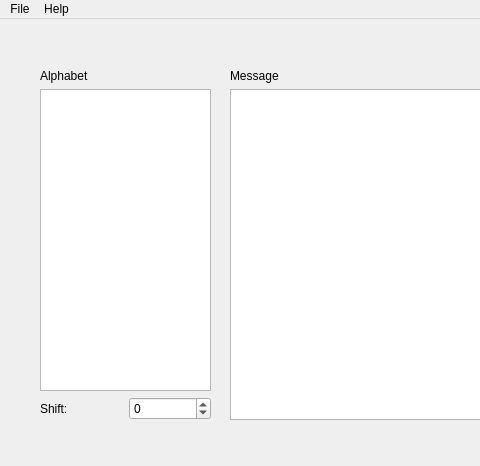
Old version of the form Trabalhos/Trabalho8/Graphic-Decript/mainwindow.ui in the repository CodeWracker/Linguagem-de-Programacao-2; both pictures show x 0 to 480 and y 0 to 466 of the 805 by 466 pixel window.
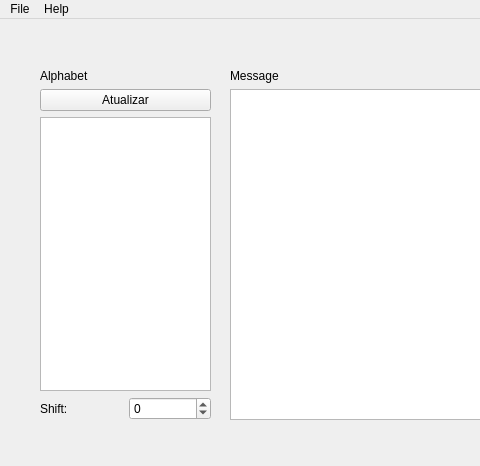
New version of the form.

```diff
--- a/Trabalhos/Trabalho8/Graphic-Decript/mainwindow.ui
+++ b/Trabalhos/Trabalho8/Graphic-Decript/mainwindow.ui
@@ -32,7 +32,18 @@
       </widget>
      </item>
      <item>
-      <widget class="QTextEdit" name="alphaTextEdit"/>
+      <widget class="QPushButton" name="pushButton">
+       <property name="text">
+        <string>Atualizar</string>
+       </property>
+      </widget>
+     </item>
+     <item>
+      <widget class="QTextEdit" name="alphaTextEdit">
+       <property name="readOnly">
+        <bool>true</bool>
+       </property>
+      </widget>
      </item>
      <item>
       <layout class="QHBoxLayout" name="horizontalLayout">
```
